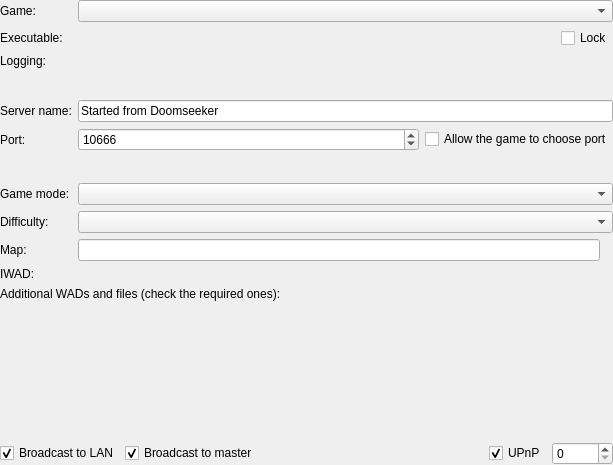
First picture: the form in src/core/gui/createserver/generalgamesetuppanel.ui, repository DoomseekerTeam/Doomseeker, before the edit.
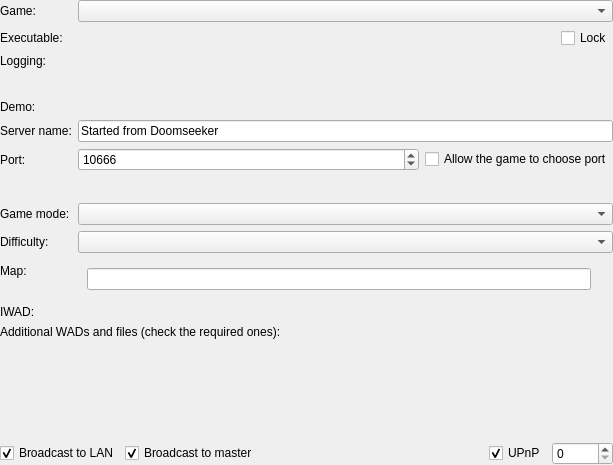
Second picture: the form after the edit. Icons and pictures are not drawn. Custom widgets are drawn as their Qt base class.

Commit message: Demo playback can now be set up in "Create Game" dialog

```diff
--- a/src/core/gui/createserver/generalgamesetuppanel.ui
+++ b/src/core/gui/createserver/generalgamesetuppanel.ui
@@ -121,28 +121,28 @@
        </property>
       </spacer>
      </item>
-     <item row="4" column="0">
+     <item row="5" column="0">
       <widget class="QLabel" name="labelServerName">
        <property name="text">
         <string>Server name:</string>
        </property>
       </widget>
      </item>
-     <item row="4" column="1">
+     <item row="5" column="1">
       <widget class="QLineEdit" name="leServerName">
        <property name="text">
         <string>Started from Doomseeker</string>
        </property>
       </widget>
      </item>
-     <item row="5" column="0">
+     <item row="6" column="0">
       <widget class="QLabel" name="labelPort">
        <property name="text">
         <string>Port:</string>
        </property>
       </widget>
      </item>
-     <item row="5" column="1">
+     <item row="6" column="1">
       <widget class="QWidget" name="portArea" native="true">
        <layout class="QHBoxLayout" name="horizontalLayout_81">
         <property name="leftMargin">
@@ -186,24 +186,24 @@
        </layout>
       </widget>
      </item>
-     <item row="7" column="0">
-      <widget class="QLabel" name="label_2">
+     <item row="8" column="0">
+      <widget class="QLabel" name="labelGamemode">
        <property name="text">
         <string>Game mode:</string>
        </property>
       </widget>
      </item>
-     <item row="7" column="1">
+     <item row="8" column="1">
       <widget class="QComboBox" name="cboGamemode"/>
      </item>
-     <item row="8" column="0">
+     <item row="9" column="0">
       <widget class="QLabel" name="labelDifficulty">
        <property name="text">
         <string>Difficulty:</string>
        </property>
       </widget>
      </item>
-     <item row="8" column="1">
+     <item row="9" column="1">
       <widget class="QComboBox" name="cboDifficulty">
        <property name="sizePolicy">
         <sizepolicy hsizetype="Expanding" vsizetype="Fixed">
@@ -213,56 +213,24 @@
        </property>
       </widget>
      </item>
-     <item row="9" column="0">
-      <widget class="QLabel" name="label_10">
-       <property name="text">
-        <string>Map:</string>
-       </property>
-      </widget>
-     </item>
-     <item row="9" column="1">
-      <layout class="QHBoxLayout" name="horizontalLayout">
-       <item>
-        <widget class="QLineEdit" name="leMap"/>
-       </item>
-       <item>
-        <widget class="QLabel" name="lblMapWarning">
-         <property name="sizePolicy">
-          <sizepolicy hsizetype="Maximum" vsizetype="Maximum">
-           <horstretch>0</horstretch>
-           <verstretch>0</verstretch>
-          </sizepolicy>
-         </property>
-         <property name="maximumSize">
-          <size>
-           <width>20</width>
-           <height>20</height>
-          </size>
-         </property>
-         <property name="toolTip">
-          <string>This map isn't present on the map list. The game may misbehave.</string>
-         </property>
-         <property name="pixmap">
-          <pixmap resource="../../../../media/resources.qrc">:/icons/exclamation.png</pixmap>
-         </property>
-         <property name="scaledContents">
-          <bool>true</bool>
-         </property>
-        </widget>
-       </item>
-      </layout>
-     </item>
      <item row="10" column="0">
+      <widget class="QLabel" name="labelMap">
+       <property name="text">
+        <string>Map:</string>
+       </property>
+      </widget>
+     </item>
+     <item row="11" column="0">
       <widget class="QLabel" name="labelIwad">
        <property name="text">
         <string>IWAD:</string>
        </property>
       </widget>
      </item>
-     <item row="10" column="1">
+     <item row="11" column="1">
       <widget class="IwadPicker" name="iwadPicker" native="true"/>
      </item>
-     <item row="6" column="0">
+     <item row="7" column="0">
       <widget class="QWidget" name="hostModeSpacer" native="true">
        <property name="sizePolicy">
         <sizepolicy hsizetype="Fixed" vsizetype="Fixed">
@@ -284,6 +252,50 @@
        </property>
       </widget>
      </item>
+     <item row="4" column="0">
+      <widget class="QLabel" name="labelDemo">
+       <property name="text">
+        <string>Demo:</string>
+       </property>
+      </widget>
+     </item>
+     <item row="4" column="1">
+      <widget class="FilePickWidget" name="demoPicker" native="true"/>
+     </item>
+     <item row="10" column="1">
+      <widget class="QWidget" name="mapPanel" native="true">
+       <layout class="QHBoxLayout" name="horizontalLayout">
+        <item>
+         <widget class="QLineEdit" name="leMap"/>
+        </item>
+        <item>
+         <widget class="QLabel" name="lblMapWarning">
+          <property name="sizePolicy">
+           <sizepolicy hsizetype="Maximum" vsizetype="Maximum">
+            <horstretch>0</horstretch>
+            <verstretch>0</verstretch>
+           </sizepolicy>
+          </property>
+          <property name="maximumSize">
+           <size>
+            <width>20</width>
+            <height>20</height>
+           </size>
+          </property>
+          <property name="toolTip">
+           <string>This map isn't present on the map list. The game may misbehave.</string>
+          </property>
+          <property name="pixmap">
+           <pixmap resource="../../../../media/resources.qrc">:/icons/exclamation.png</pixmap>
+          </property>
+          <property name="scaledContents">
+           <bool>true</bool>
+          </property>
+         </widget>
+        </item>
+       </layout>
+      </widget>
+     </item>
     </layout>
    </item>
    <item>
@@ -414,6 +426,12 @@
    <header location="global">gui/createserver/logdirectorypicker.h</header>
    <container>1</container>
   </customwidget>
+  <customwidget>
+   <class>FilePickWidget</class>
+   <extends>QWidget</extends>
+   <header>gui/widgets/filepickwidget.h</header>
+   <container>1</container>
+  </customwidget>
  </customwidgets>
  <tabstops>
   <tabstop>cboEngine</tabstop>
```
Left out of the diff: 29 changed lines with no effect on the pictures. The commit also changes 11 other files.
